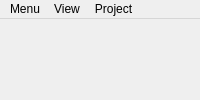
The window that thlib/ui/ui_main.ui (listyque/TACTIC-Handler) describes before a commit, drawn with Qt 5.
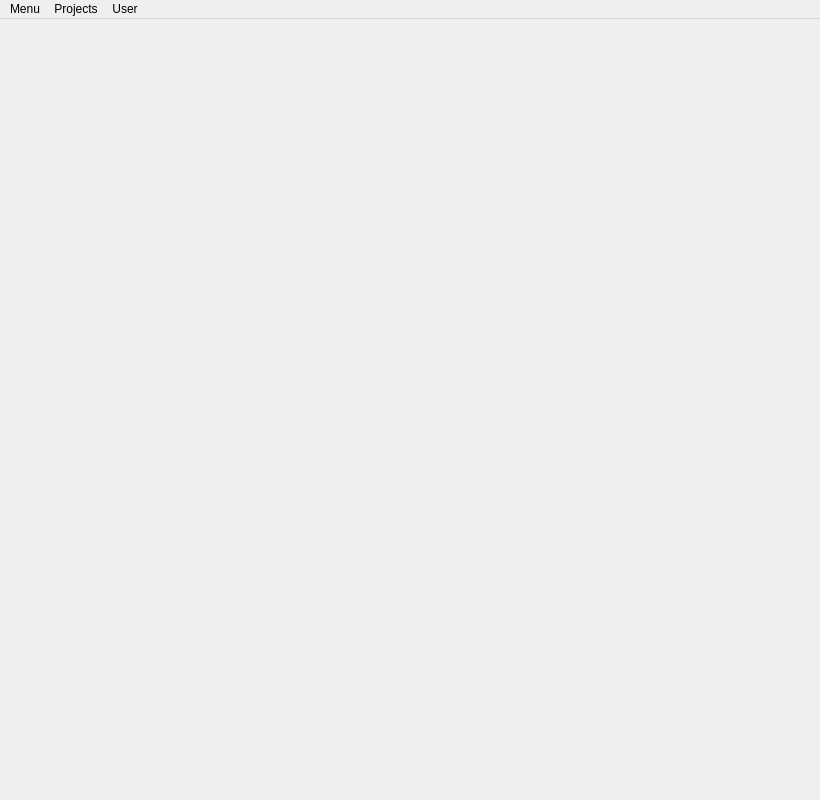
The same window after the commit.

Diff of the .ui file:
```diff
--- a/thlib/ui/ui_main.ui
+++ b/thlib/ui/ui_main.ui
@@ -5,6 +5,20 @@
   <property name="windowModality">
    <enum>Qt::ApplicationModal</enum>
   </property>
+  <property name="geometry">
+   <rect>
+    <x>0</x>
+    <y>0</y>
+    <width>820</width>
+    <height>800</height>
+   </rect>
+  </property>
+  <property name="minimumSize">
+   <size>
+    <width>600</width>
+    <height>600</height>
+   </size>
+  </property>
   <property name="windowTitle">
    <string>TACTIC handler</string>
   </property>
@@ -112,7 +126,7 @@
     <rect>
      <x>0</x>
      <y>0</y>
-     <width>96</width>
+     <width>820</width>
      <height>21</height>
     </rect>
    </property>
@@ -137,19 +151,19 @@
      <bool>true</bool>
     </property>
     <property name="title">
-     <string>Project</string>
+     <string>Projects</string>
     </property>
    </widget>
-   <widget class="QMenu" name="menuView">
+   <widget class="QMenu" name="menuUser">
     <property name="title">
-     <string>View</string>
+     <string>User</string>
     </property>
     <addaction name="actionCheckin_Checkout"/>
     <addaction name="actionMy_Tactic"/>
    </widget>
    <addaction name="menuConfig"/>
-   <addaction name="menuView"/>
    <addaction name="menuProject"/>
+   <addaction name="menuUser"/>
   </widget>
   <action name="actionConfiguration">
    <property name="text">
```
Left out of the diff: 38 changed lines with no effect on the pictures.
